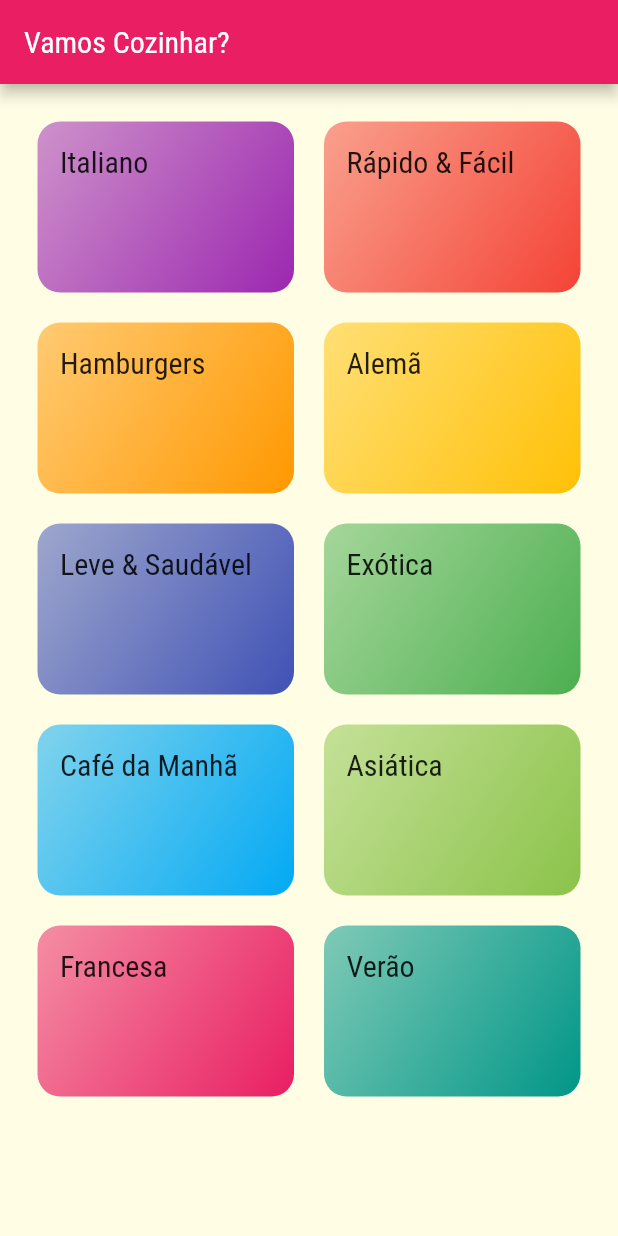
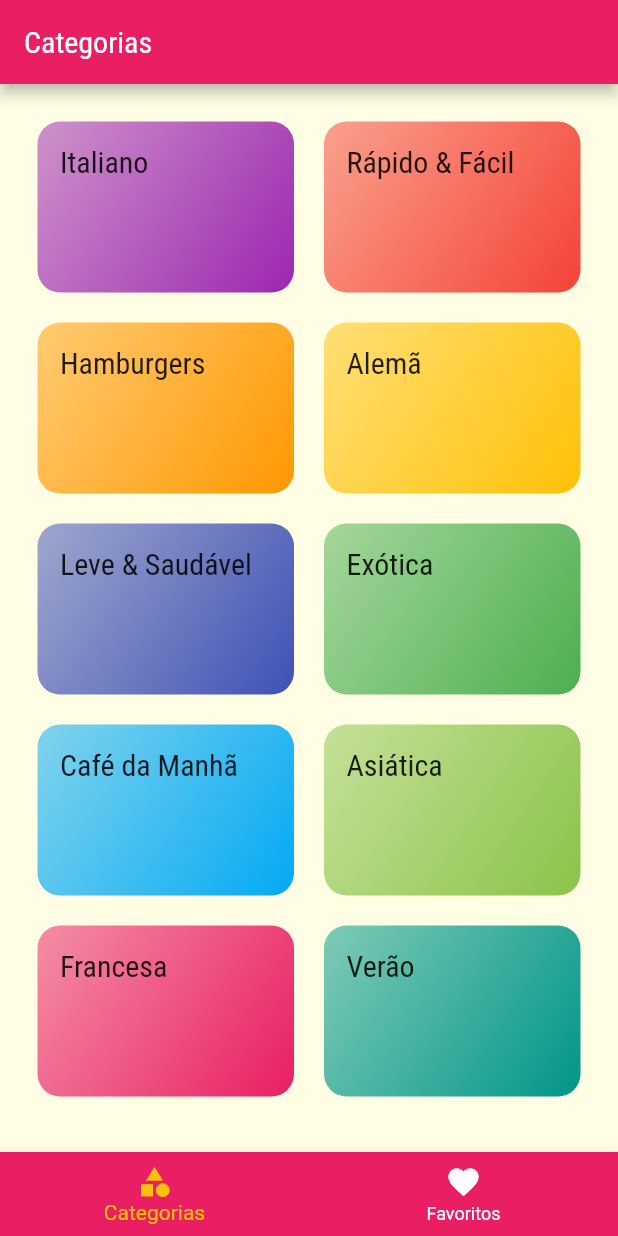
Before and after one commit to AlexGayer/meals, a Flutter app: the screen it shows after launch, on a phone screen of 412 x 824 dp. Run offline on Flutter 3.47's test engine with Material 3 defaults, Android fonts, the phone set to English and light mode, and no system bars.

Commit message:
tabBar favorites

```diff
--- a/lib/main.dart
+++ b/lib/main.dart
@@ -1,6 +1,6 @@
 import 'package:flutter/material.dart';
 import 'package:meals/screens/meal_detail_screen.dart';
-import 'screens/categories_screen.dart';
+import 'package:meals/screens/tabs_scren.dart';
 import 'screens/categories_meals_screen.dart';
 import 'utils/app_routes.dart';
 
@@ -15,6 +15,7 @@ class MyApp extends StatelessWidget {
   Widget build(BuildContext context) {
     return MaterialApp(
       title: 'Vamos Cozinhar?',
+      debugShowCheckedModeBanner: false,
       theme: ThemeData(
         useMaterial3: false,
         colorScheme: ColorScheme.fromSwatch().copyWith(
@@ -31,7 +32,7 @@ class MyApp extends StatelessWidget {
             ),
       ),
       routes: {
-        AppRoutes.home: (ctx) => const CategoriesScreen(),
+        AppRoutes.home: (ctx) => const TabsScreen(),
         AppRoutes.categoriesMeals: (ctx) => const CategoriesMealsScreen(),
         AppRoutes.mealDetail: (ctx) => const MealDetail(),
       },
--- a/lib/screens/categories_screen.dart
+++ b/lib/screens/categories_screen.dart
@@ -7,11 +7,7 @@ class CategoriesScreen extends StatelessWidget {
 
   @override
   Widget build(BuildContext context) {
-    return Scaffold(
-      appBar: AppBar(
-        title: const Text('Vamos Cozinhar?'),
-      ),
-      body: GridView(
+    return GridView(
       padding: const EdgeInsets.all(25),
       gridDelegate: const SliverGridDelegateWithMaxCrossAxisExtent(
         maxCrossAxisExtent: 200,
@@ -22,7 +18,6 @@ class CategoriesScreen extends StatelessWidget {
       children: dummyCategories.map((cat) {
         return CategoryItem(cat);
       }).toList(),
-      ),
     );
   }
 }
--- /dev/null
+++ b/lib/screens/favorite_screen.dart
@@ -0,0 +1,12 @@
+import 'package:flutter/material.dart';
+
+class FavoriteScreen extends StatelessWidget {
+  const FavoriteScreen({super.key});
+
+  @override
+  Widget build(BuildContext context) {
+    return const Center(
+      child: Text("minhas refeições favoritas"),
+    );
+  }
+}
--- /dev/null
+++ b/lib/screens/tabs_scren.dart
@@ -0,0 +1,46 @@
+import 'package:flutter/material.dart';
+import 'package:meals/screens/categories_screen.dart';
+import 'package:meals/screens/favorite_screen.dart';
+
+class TabsScreen extends StatefulWidget {
+  const TabsScreen({super.key});
+
+  @override
+  State<TabsScreen> createState() => _TabsScreenState();
+}
+
+class _TabsScreenState extends State<TabsScreen> {
+  int _selectedScreenIndex = 0;
+
+  final List<Map<String, Widget>> _screens = [
+    {"title": const Text("Categorias"), "screen": const CategoriesScreen()},
+    {"title": const Text("Favoritos"), "screen": const FavoriteScreen()},
+  ];
+
+  _selectScreen(int index) {
+    setState(() {
+      _selectedScreenIndex = index;
+    });
+  }
+
+  @override
+  Widget build(BuildContext context) {
+    return Scaffold(
+      appBar: AppBar(
+        title: _screens[_selectedScreenIndex]["title"],
+      ),
+      body: _screens[_selectedScreenIndex]["screen"],
+      bottomNavigationBar: BottomNavigationBar(
+        unselectedItemColor: Colors.white,
+        selectedItemColor: Colors.amber,
+        currentIndex: _selectedScreenIndex,
+        onTap: _selectScreen,
+        backgroundColor: Theme.of(context).colorScheme.primary,
+        items: const [
+          BottomNavigationBarItem(icon: Icon(Icons.category), label: "Categorias"),
+          BottomNavigationBarItem(icon: Icon(Icons.favorite), label: "Favoritos"),
+        ],
+      ),
+    );
+  }
+}
```
Lines whose indentation alone changed are shown as unchanged.
